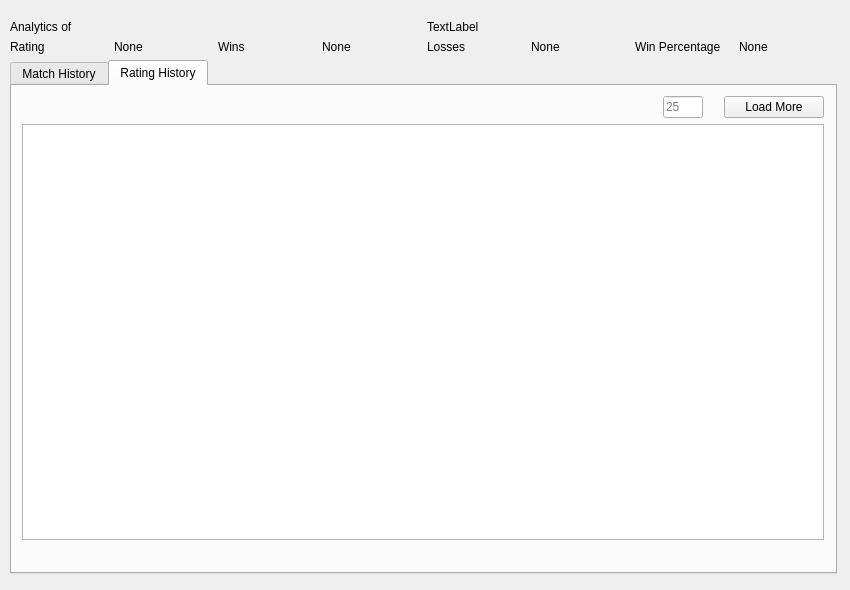
First picture: the form in data/ui_prototyping/analytics_window.ui, repository oohjio/Aoe2-Dashboard, before the edit.
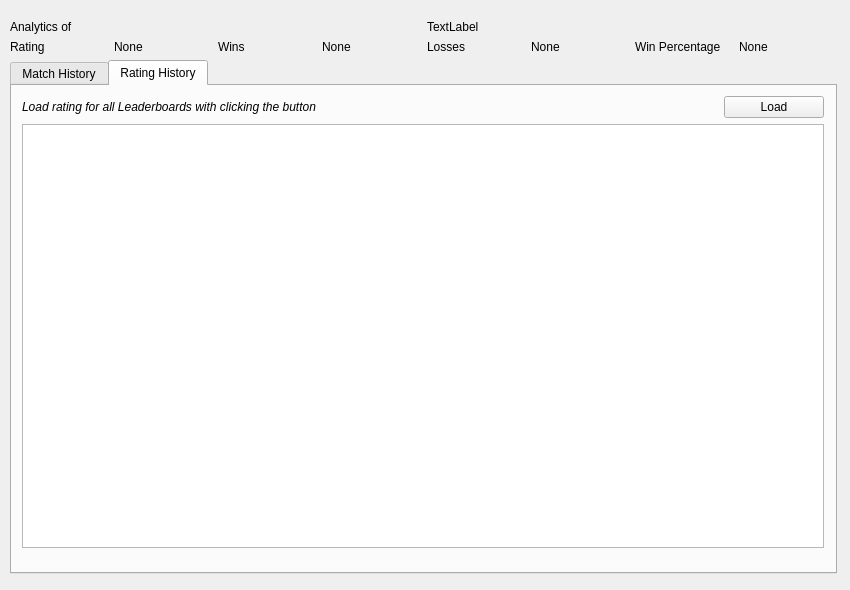
Second picture: the form after the edit. The open tabs and pages were chosen to show the change.

Commit message: Added Rating History Plot in AnalyticsWindow.py

```diff
--- a/data/ui_prototyping/analytics_window.ui
+++ b/data/ui_prototyping/analytics_window.ui
@@ -250,7 +250,7 @@
           <x>10</x>
           <y>10</y>
           <width>802</width>
-          <height>444</height>
+          <height>452</height>
          </rect>
         </property>
         <layout class="QVBoxLayout" name="rh_tab_v_layout">
@@ -262,22 +262,15 @@
            <property name="leftMargin">
             <number>0</number>
            </property>
-           <item alignment="Qt::AlignRight">
-            <widget class="QLineEdit" name="rh_tab_load_line_edit">
-             <property name="maximumSize">
-              <size>
-               <width>40</width>
-               <height>16777215</height>
-              </size>
-             </property>
-             <property name="inputMask">
-              <string/>
+           <item>
+            <widget class="QLabel" name="rh_info_label">
+             <property name="font">
+              <font>
+               <italic>true</italic>
+              </font>
              </property>
              <property name="text">
-              <string/>
-             </property>
-             <property name="placeholderText">
-              <string>25</string>
+              <string>Load rating for all Leaderboards with clicking the button</string>
              </property>
             </widget>
            </item>
@@ -306,7 +299,7 @@
               </size>
              </property>
              <property name="text">
-              <string>Load More</string>
+              <string>Load</string>
              </property>
             </widget>
            </item>
```
Left out of the diff: 5 changed lines with no effect on the pictures. The commit also changes 5 other files.
